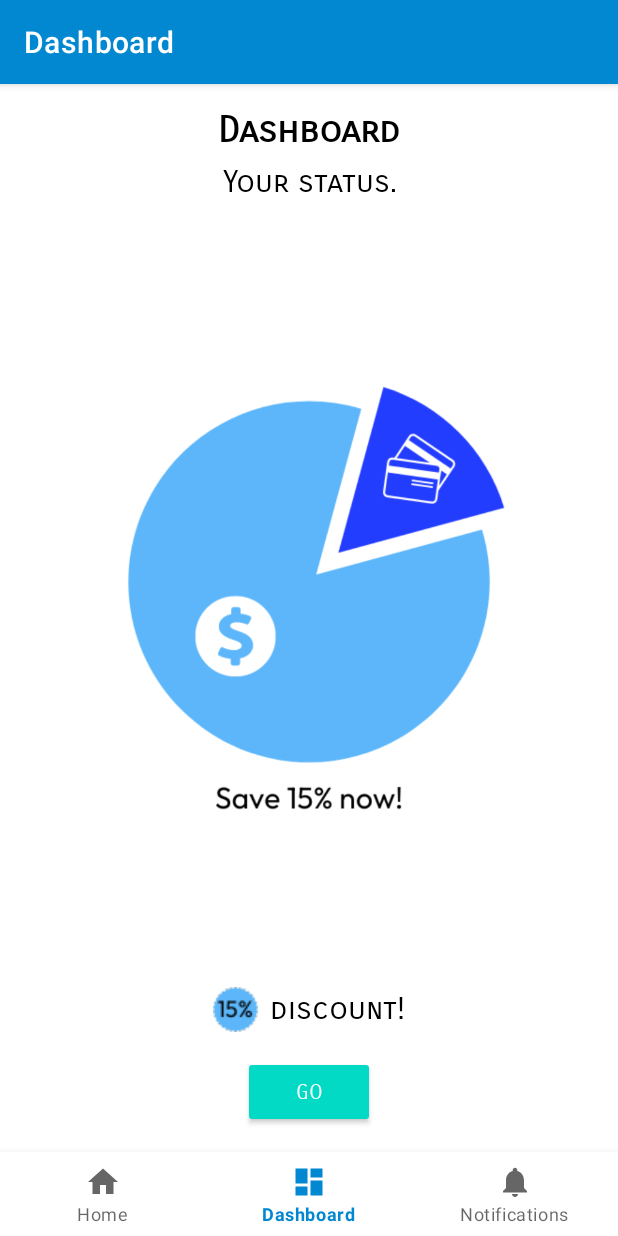
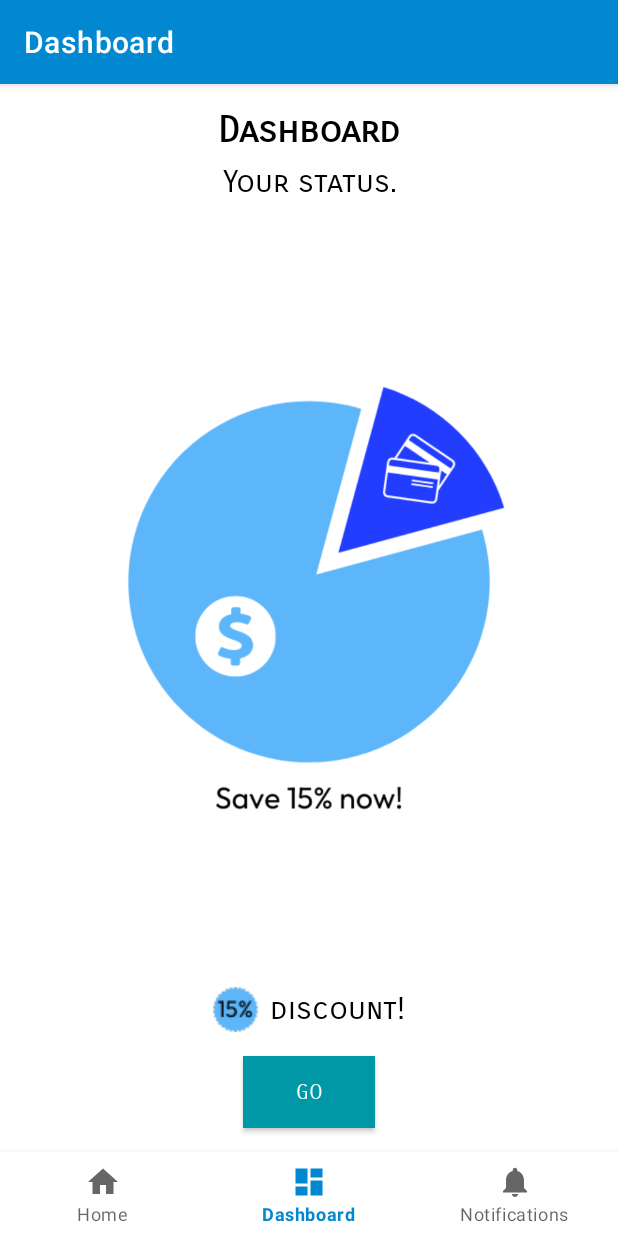
Before and after one commit to FacundoAramayo/accessibility-issues-android, an Android app: the DashboardFragment screen opened through its navigation route, on a phone screen of 412 x 824 dp. Run offline under Robolectric (Android 15) with nearby library versions, the phone set to English and light mode, and no system bars; our stand-ins replace navigation-ui.

Commit message:
Fixed accessibility issues in Dashboard screen

```diff
--- a/AccessibilityIssues/app/src/main/java/fcode/demo/accessibilityissues/ui/dashboard/DashboardFragment.kt
+++ b/AccessibilityIssues/app/src/main/java/fcode/demo/accessibilityissues/ui/dashboard/DashboardFragment.kt
@@ -4,9 +4,11 @@ import android.content.Intent
 import android.os.Bundle
 import android.view.LayoutInflater
 import android.view.View
+import android.view.View.IMPORTANT_FOR_ACCESSIBILITY_YES
 import android.view.ViewGroup
 import androidx.fragment.app.Fragment
 import androidx.lifecycle.ViewModelProvider
+import fcode.demo.accessibilityissues.R
 import fcode.demo.accessibilityissues.databinding.FragmentDashboardBinding
 import fcode.demo.accessibilityissues.ui.form.FormActivity
 
@@ -28,10 +30,16 @@ class DashboardFragment : Fragment() {
 
         _binding = FragmentDashboardBinding.inflate(inflater, container, false)
 
+        binding.actionButton.contentDescription = getString(R.string.go_to_subscribe_form)
         binding.actionButton.setOnClickListener {
             val intent = Intent(activity, FormActivity::class.java)
             requireActivity().startActivity(intent)
         }
+
+        binding.discount.contentDescription = getString(R.string.discount_param, "15%")
+
+        binding.imageView.importantForAccessibility = IMPORTANT_FOR_ACCESSIBILITY_YES
+        binding.imageView.contentDescription = getString(R.string.save_money_now)
 
         return binding.root
     }
--- a/AccessibilityIssues/app/src/main/res/layout/fragment_dashboard.xml
+++ b/AccessibilityIssues/app/src/main/res/layout/fragment_dashboard.xml
@@ -75,7 +75,7 @@
         android:layout_height="wrap_content"
         android:text="@string/go"
         android:fontFamily="sans-serif-smallcaps"
-        style="@style/Widget.AppCompat.Button.Colored"
+        style="@style/AppButton"
         app:layout_constraintBottom_toBottomOf="parent"
         app:layout_constraintStart_toStartOf="parent"
         app:layout_constraintEnd_toEndOf="parent"
--- a/AccessibilityIssues/app/src/main/res/values/strings.xml
+++ b/AccessibilityIssues/app/src/main/res/values/strings.xml
@@ -11,6 +11,8 @@
     <string name="go_to_subscribe_form">Go to subscribe form.</string>
     <string name="your_status">Your status.</string>
     <string name="discount">discount!</string>
+    <string name="discount_param">%s discount!</string>
+    <string name="save_money_now">Save 15% now!</string>
     <string name="check_your_messages">Check your messages</string>
     <string name="subscribe_to_get_discounts">Subscribe to get discounts!</string>
     <string name="complete_the_form">Complete the form</string>
```
Also changed, not shown: 1 other file.
